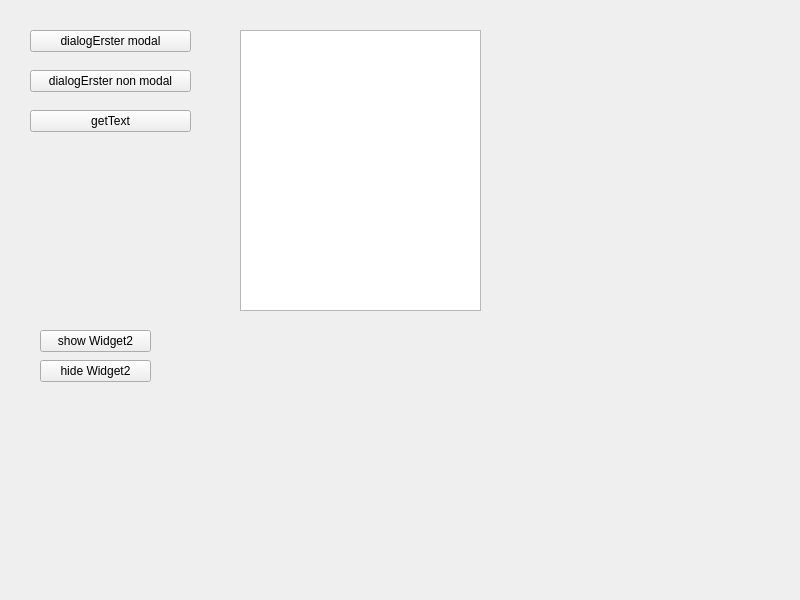
This is demo_widget_dialog1/widget.ui in tekkitom/bg_prin_public as Qt 5 draws it before an edit. The edited form follows.
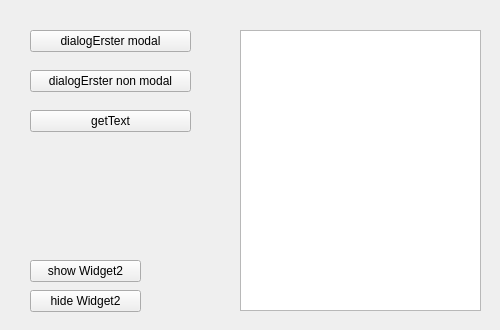
This is the edited form.

The edit to the form file:
```diff
--- a/demo_widget_dialog1/widget.ui
+++ b/demo_widget_dialog1/widget.ui
@@ -6,8 +6,8 @@
    <rect>
     <x>0</x>
     <y>0</y>
-    <width>800</width>
-    <height>600</height>
+    <width>500</width>
+    <height>330</height>
    </rect>
   </property>
   <property name="windowTitle">
@@ -65,8 +65,8 @@
   <widget class="QPushButton" name="btnShowWidget2">
    <property name="geometry">
     <rect>
-     <x>40</x>
-     <y>330</y>
+     <x>30</x>
+     <y>260</y>
      <width>111</width>
      <height>22</height>
     </rect>
@@ -78,8 +78,8 @@
   <widget class="QPushButton" name="btnHideWidget2">
    <property name="geometry">
     <rect>
-     <x>40</x>
-     <y>360</y>
+     <x>30</x>
+     <y>290</y>
      <width>111</width>
      <height>22</height>
     </rect>
```
